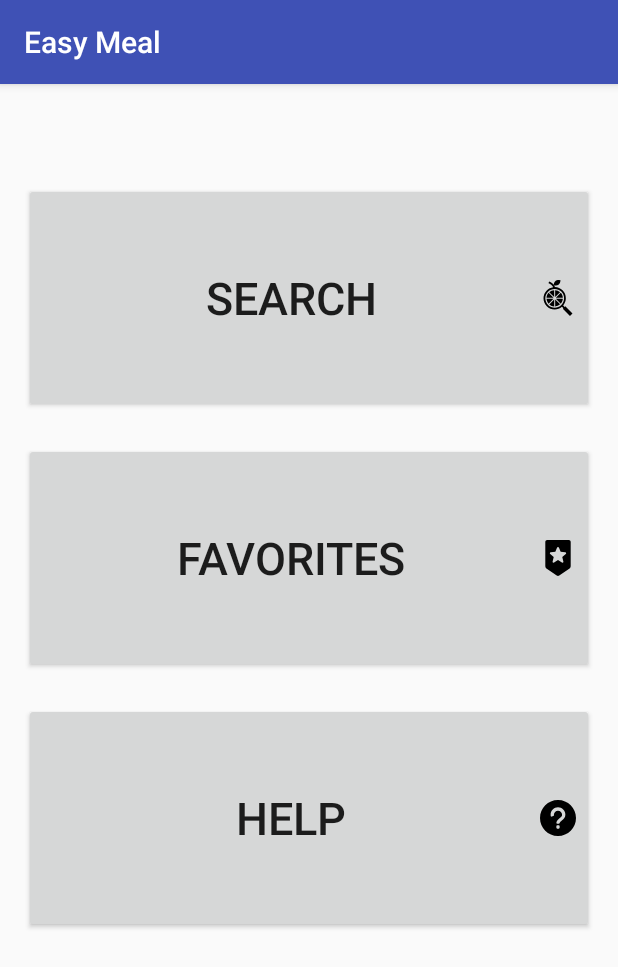
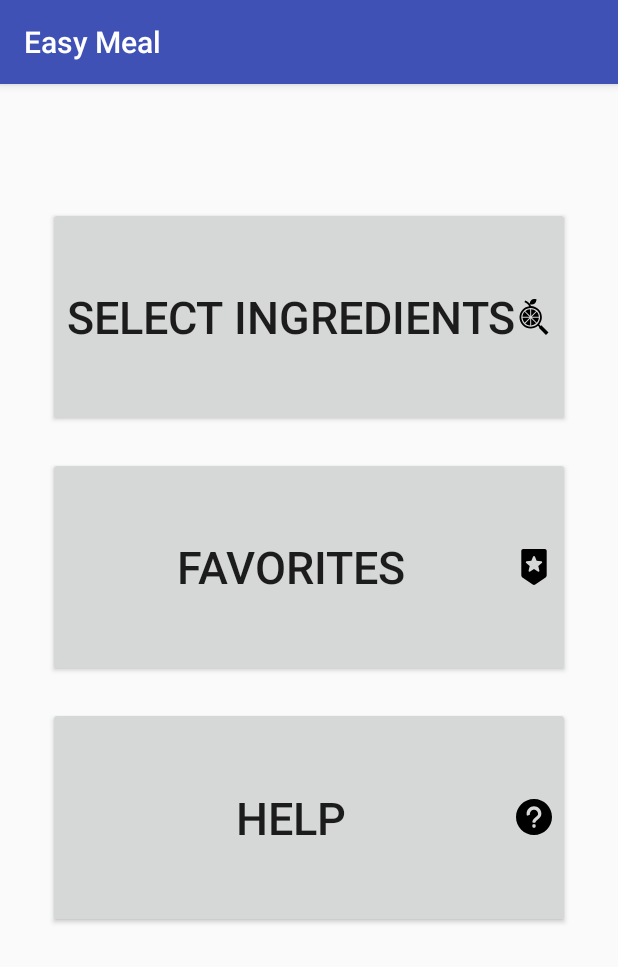
Before and after one commit to michellymenezes/easy-meal, an Android app: the screen it shows after launch (MainActivity), on a phone screen of 412 x 824 dp. Shown: the top 967 px of the screen. Run offline under Robolectric (Android 15) with nearby library versions, the phone set to English and light mode, and no system bars.

Commit message:
tela - seleção de ingredientes

```diff
--- a/app/src/main/AndroidManifest.xml
+++ b/app/src/main/AndroidManifest.xml
@@ -4,7 +4,7 @@
 
     <application
         android:allowBackup="true"
-        android:icon="@mipmap/ic_launcher"
+        android:icon="@drawable/ic_laucher_easy_meal"
         android:label="@string/app_name"
         android:supportsRtl="true"
         android:theme="@style/AppTheme">
--- a/app/src/main/java/com/projetoLes/easymeal/MainActivity.java
+++ b/app/src/main/java/com/projetoLes/easymeal/MainActivity.java
@@ -1,9 +1,23 @@
 package com.projetoLes.easymeal;
 
+import android.support.v4.app.Fragment;
+import android.support.v4.app.FragmentManager;
+import android.support.v4.app.FragmentTransaction;
 import android.support.v7.app.AppCompatActivity;
 import android.os.Bundle;
+import android.util.Log;
+import android.view.View;
+
+import com.projetoLes.easymeal.fragments.InitialFragment;
+import com.projetoLes.easymeal.fragments.SelectIngredientsFragment;
 
 public class MainActivity extends AppCompatActivity {
+
+    private InitialFragment initialFragment;
+    private SelectIngredientsFragment selectIngredientsFragment;
+
+    public static final String TAG = "MAIN_ACTIVITY";
+
 
     @Override
     protected void onCreate(Bundle savedInstanceState) {
@@ -11,8 +25,57 @@ public class MainActivity extends AppCompatActivity {
         setContentView(R.layout.activity_main);
         getSupportActionBar().setDefaultDisplayHomeAsUpEnabled(true);
 
+        initialFragment = InitialFragment.getInstance();
+        selectIngredientsFragment = SelectIngredientsFragment.getInstance();
+
+        changeFragment(initialFragment, InitialFragment.TAG, true);
+
+
 
         //Quando precisar iniciar a conexão a Key deve ser utilizada da seguinte maneira: getString(R.string.SPOONACULATOR_API_KEY)
 
     }
+
+    private void changeFragment(Fragment frag, String tag, boolean saveInBackstack) {
+
+
+        try {
+            FragmentManager manager = getSupportFragmentManager();
+            //fragment not in back stack, create it.
+            FragmentTransaction transaction = manager.beginTransaction();
+
+
+            transaction.replace(R.id.content_layout, frag, tag);
+
+            if (saveInBackstack) {
+                Log.d(TAG, "Change Fragment: addToBackTack " + tag);
+                transaction.addToBackStack(tag);
+            } else {
+                Log.d(TAG, "Change Fragment: NO addToBackTack");
+            }
+            transaction.commit();
+            // custom effect if fragment is already instanciated
+
+        } catch (IllegalStateException exception) {
+            Log.w(TAG, "Unable to commit fragment, could be activity as been killed in background. " + exception.toString());
+        }
+    }
+
+    @Override
+    public void onBackPressed() {
+        int fragments = getSupportFragmentManager().getBackStackEntryCount();
+        if (fragments == 1) {
+            finish();
+            return;
+        }
+
+        super.onBackPressed();
+    }
+
+
+    public void onSelectIngredientsButtonPressed(View view){
+        getSupportFragmentManager().beginTransaction().replace(R.id.content_layout,
+                selectIngredientsFragment, SelectIngredientsFragment.TAG).addToBackStack(SelectIngredientsFragment.TAG).commit();
+
+    }
 }
--- /dev/null
+++ b/app/src/main/java/com/projetoLes/easymeal/fragments/InitialFragment.java
@@ -0,0 +1,59 @@
+package com.projetoLes.easymeal.fragments;
+
+import android.os.Bundle;
+import android.support.v4.app.Fragment;
+import android.view.LayoutInflater;
+import android.view.View;
+import android.view.ViewGroup;
+import android.widget.Button;
+
+import com.projetoLes.easymeal.R;
+
+
+/**
+ * Created by michelly on 18/02/17.
+ */
+
+public class InitialFragment extends Fragment{
+    static InitialFragment fragment;
+    public static final String TAG = "INITIAL_FRAGMENT";
+
+
+
+    public InitialFragment() {
+        // Required empty public constructor
+    }
+
+    /**
+     * Use this factory method to create a new instance of
+     * this fragment.
+     * @return A new instance of fragment InitialFragment.
+     */
+    public static InitialFragment getInstance() {
+        if (fragment == null ){
+            fragment = new InitialFragment();
+            Bundle args = new Bundle();
+            fragment.setArguments(args);
+        }
+
+        return fragment;
+    }
+
+    @Override
+    public void onCreate(Bundle savedInstanceState) {
+        super.onCreate(savedInstanceState);
+
+    }
+
+    @Override
+    public View onCreateView(LayoutInflater inflater, ViewGroup container,
+                             Bundle savedInstanceState) {
+        // Inflate the layout for this fragment
+        View view = inflater.inflate(R.layout.fragment_initial, container, false);
+
+        Button selectIngredients = (Button) view.findViewById(R.id.select_ingredients_btn);
+        Button favorite = (Button) view.findViewById(R.id.favorites_btn);
+        Button help = (Button) view.findViewById(R.id.help_btn);
+        return view;
+    }
+}
--- /dev/null
+++ b/app/src/main/java/com/projetoLes/easymeal/fragments/SelectIngredientsFragment.java
@@ -0,0 +1,75 @@
+package com.projetoLes.easymeal.fragments;
+
+import android.content.Context;
+import android.os.Bundle;
+import android.support.v4.app.Fragment;
+import android.view.LayoutInflater;
+import android.view.View;
+import android.view.ViewGroup;
+import android.view.inputmethod.InputMethodManager;
+import android.widget.AdapterView;
+import android.widget.ArrayAdapter;
+import android.widget.AutoCompleteTextView;
+import android.widget.Button;
+import android.widget.ImageButton;
+import android.widget.ListView;
+import android.widget.Toast;
+
+import com.projetoLes.easymeal.MainActivity;
+import com.projetoLes.easymeal.R;
+
+import java.util.ArrayList;
+import java.util.HashSet;
+import java.util.List;
+
+/**
+ * Created by michelly on 18/02/17.
+ */
+
+public class SelectIngredientsFragment extends Fragment {
+
+    private static SelectIngredientsFragment fragment;
+    public static final String TAG = "SELECT_INGREDIENTS_FRAGMENT";
+
+    public SelectIngredientsFragment() {
+        // Required empty public constructor
+    }
+
+    /**
+     * Use this factory method to create a new instance of
+     * this fragment using the provided parameters.
+     *
+     * @return A new instance of fragment SearchFragment.
+     */
+    public static SelectIngredientsFragment getInstance() {
+        if (fragment == null ){
+            fragment = new SelectIngredientsFragment();
+            Bundle args = new Bundle();
+            fragment.setArguments(args);
+        }
+
+        return fragment;
+    }
+
+    @Override
+    public void onCreate(Bundle savedInstanceState) {
+        super.onCreate(savedInstanceState);
+    }
+
+    @Override
+    public View onCreateView(LayoutInflater inflater, ViewGroup container,
+                             Bundle savedInstanceState) {
+        // Inflate the layout for this fragment
+        final View view = inflater.inflate(R.layout.fragment_select_ingredient, container, false);
+        final Button addBtn = (Button) view.findViewById(R.id.add);
+        addBtn.setEnabled(false);
+        final ListView selectIngListView = (ListView) view.findViewById(R.id.selected_ingredients_list);
+        final ImageButton srcBtn = (ImageButton) view.findViewById(R.id.next);
+        final AutoCompleteTextView actv= (AutoCompleteTextView)view.findViewById(R.id.auto_complete_ingredient);
+
+        Button clearBtn = (Button)view.findViewById(R.id.clear_btn);
+
+        return view;
+
+    }
+}
--- a/app/src/main/res/drawable/ic_back.xml
+++ b/app/src/main/res/drawable/ic_back.xml
@@ -1,4 +1,4 @@
-<vector android:height="24dp" android:viewportHeight="490.0"
-    android:viewportWidth="490.0" android:width="24dp" xmlns:android="http://schemas.android.com/apk/res/android">
+<vector android:height="60dp" android:viewportHeight="490.0"
+    android:viewportWidth="490.0" android:width="60dp" xmlns:android="http://schemas.android.com/apk/res/android">
     <path android:fillColor="#FF000000" android:pathData="M245,0C109.7,0 0,109.7 0,245s109.7,245 245,245s245,-109.7 245,-245S380.3,0 245,0zM308.2,335.5l-42.7,42.7L175,287.7L132.3,245l42.7,-42.7l90.5,-90.5l42.7,42.7L217.8,245L308.2,335.5z"/>
 </vector>
--- a/app/src/main/res/drawable/ic_next.xml
+++ b/app/src/main/res/drawable/ic_next.xml
@@ -1,4 +1,4 @@
-<vector android:height="24dp" android:viewportHeight="490.0"
-    android:viewportWidth="490.0" android:width="24dp" xmlns:android="http://schemas.android.com/apk/res/android">
+<vector android:height="60dp" android:viewportHeight="490.0"
+    android:viewportWidth="490.0" android:width="60dp" xmlns:android="http://schemas.android.com/apk/res/android">
     <path android:fillColor="#FF000000" android:pathData="M245,0C109.7,0 0,109.7 0,245s109.7,245 245,245s245,-109.7 245,-245S380.3,0 245,0zM315,287.7l-90.5,90.5l-42.7,-42.7l90.5,-90.5l-90.5,-90.5l42.7,-42.7l90.5,90.5l42.7,42.7L315,287.7z"/>
 </vector>
--- a/app/src/main/res/layout/activity_main.xml
+++ b/app/src/main/res/layout/activity_main.xml
@@ -9,50 +9,12 @@
     android:paddingTop="@dimen/activity_vertical_margin"
     tools:context="com.projetoLes.easymeal.MainActivity">
 
-    <LinearLayout
+    <RelativeLayout
         android:layout_width="match_parent"
         android:layout_height="match_parent"
-        android:id="@+id/content_layout"
-        android:orientation="vertical"
-        android:weightSum="5">
+        android:id="@+id/content_layout">
 
-
-        <Button
-            android:layout_width="match_parent"
-            android:layout_height="wrap_content"
-            android:id="@+id/search_btn"
-            android:text="@string/search"
-            android:layout_alignParentTop="true"
-            android:layout_weight="1"
-            android:layout_marginTop="50dp"
-            android:drawableRight="@drawable/ic_search"
-            android:textSize="30dp"
-            android:onClick="onSearchPressed"/>
-        <Button
-            android:layout_width="match_parent"
-            android:layout_height="wrap_content"
-            android:id="@+id/favorites_btn"
-            android:text="@string/favorites"
-            android:layout_marginTop="20dp"
-            android:layout_alignParentTop="true"
-            android:layout_weight="1"
-            android:drawableRight="@drawable/ic_favorite"
-            android:textSize="30dp"
-            android:onClick="onFavoritesPressed"/>
-        <Button
-            android:layout_width="match_parent"
-            android:layout_height="wrap_content"
-            android:id="@+id/help_btn"
-            android:layout_marginTop="20dp"
-
-            android:text="@string/help"
-            android:layout_alignParentTop="true"
-            android:layout_weight="1"
-            android:drawableRight="@drawable/ic_help"
-            android:textSize="30dp"
-            android:onClick="onHelpPressed"/>
-
-    </LinearLayout>
+    </RelativeLayout>
 
 
 </RelativeLayout>
--- /dev/null
+++ b/app/src/main/res/layout/fragment_initial.xml
@@ -0,0 +1,58 @@
+<?xml version="1.0" encoding="utf-8"?>
+<RelativeLayout xmlns:android="http://schemas.android.com/apk/res/android"
+    xmlns:tools="http://schemas.android.com/tools"
+    android:layout_width="match_parent"
+    android:layout_height="match_parent"
+    android:paddingBottom="@dimen/activity_vertical_margin"
+    android:paddingLeft="@dimen/activity_horizontal_margin"
+    android:paddingRight="@dimen/activity_horizontal_margin"
+    android:paddingTop="@dimen/activity_vertical_margin"
+    tools:context="com.projetoLes.easymeal.MainActivity">
+
+    <LinearLayout
+        android:layout_width="match_parent"
+        android:layout_height="match_parent"
+        android:id="@+id/content_layout"
+        android:orientation="vertical"
+        android:weightSum="5">
+
+
+        <Button
+            android:layout_width="match_parent"
+            android:layout_height="wrap_content"
+            android:id="@+id/select_ingredients_btn"
+            android:text="@string/select_ingredients"
+            android:layout_alignParentTop="true"
+            android:layout_weight="1"
+            android:layout_marginTop="50dp"
+            android:drawableRight="@drawable/ic_search"
+            android:textSize="30dp"
+            android:onClick="onSelectIngredientsButtonPressed"/>
+        <Button
+            android:layout_width="match_parent"
+            android:layout_height="wrap_content"
+            android:id="@+id/favorites_btn"
+            android:text="@string/favorites"
+            android:layout_marginTop="20dp"
+            android:layout_alignParentTop="true"
+            android:layout_weight="1"
+            android:drawableRight="@drawable/ic_favorite"
+            android:textSize="30dp"
+            android:onClick="onFavoritesPressed"/>
+        <Button
+            android:layout_width="match_parent"
+            android:layout_height="wrap_content"
+            android:id="@+id/help_btn"
+            android:layout_marginTop="20dp"
+
+            android:text="@string/help"
+            android:layout_alignParentTop="true"
+            android:layout_weight="1"
+            android:drawableRight="@drawable/ic_help"
+            android:textSize="30dp"
+            android:onClick="onHelpPressed"/>
+
+    </LinearLayout>
+
+
+</RelativeLayout>
--- a/app/src/main/res/values/strings.xml
+++ b/app/src/main/res/values/strings.xml
@@ -8,5 +8,6 @@
     <string name="ingredients">Ingredients</string>
     <string name="filters">Filters</string>
     <string name="selected_ingredients">Selected ingredients</string>
+    <string name="select_ingredients">Select ingredients</string>
 
 </resources>
```
Also changed, not shown: app/src/main/res/drawable/ic_laucher_easy_meal.xml (added, +18 -0 lines), app/src/main/res/layout/fragment_select_ingredient.xml (+11 -15 lines), 10 other files.
